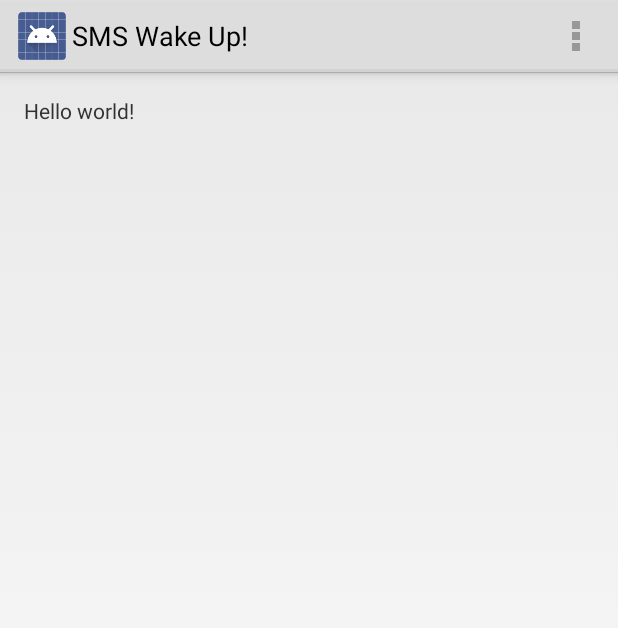
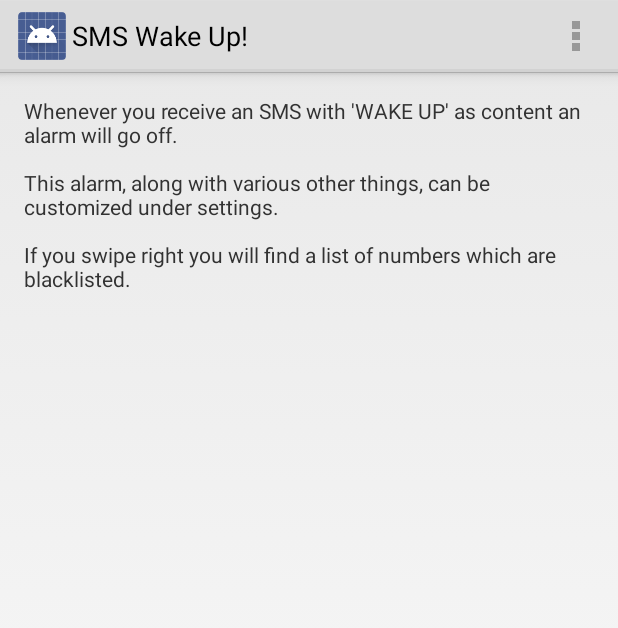
Before and after one commit to tonsV2/SMS-Wakeup, an Android app: the screen it shows after launch (MainActivity), on a phone screen of 412 x 824 dp. Shown: the top 628 px of the screen. Run offline under Robolectric (Android 15) with nearby library versions, the light colour scheme and no system bars.

Commit message:
Added a bit of info to the main activity.

```diff
--- a/SMSWakeUp/src/main/java/com/snot/smswakeup/MainActivity.java
+++ b/SMSWakeUp/src/main/java/com/snot/smswakeup/MainActivity.java
@@ -7,6 +7,10 @@ import android.view.Menu;
 import android.view.MenuItem;
 import android.content.Intent;
 
+import android.widget.TextView;
+import android.content.SharedPreferences;
+import android.preference.PreferenceManager;
+
 
 public class MainActivity extends Activity {
 
@@ -14,6 +18,12 @@ public class MainActivity extends Activity {
 	protected void onCreate(Bundle savedInstanceState) {
 		super.onCreate(savedInstanceState);
 		setContentView(R.layout.activity_main);
+
+		SharedPreferences prefs = PreferenceManager.getDefaultSharedPreferences(this);
+		String wakeUpCommand = prefs.getString("wakeup_cmd", "WAKE UP");
+		String info = getString(R.string.info);
+		TextView tv = (TextView)findViewById(R.id.info);
+		tv.setText(String.format(info, wakeUpCommand));
 	}
 
 
--- a/SMSWakeUp/src/main/res/layout/activity_main.xml
+++ b/SMSWakeUp/src/main/res/layout/activity_main.xml
@@ -9,8 +9,8 @@
     tools:context=".MainActivity">
 
     <TextView
+        android:id="@+id/info"
         android:layout_width="wrap_content"
-        android:layout_height="wrap_content"
-        android:text="@string/hello_world" />
+        android:layout_height="wrap_content" />
 
 </RelativeLayout>
--- a/SMSWakeUp/src/main/res/values/strings.xml
+++ b/SMSWakeUp/src/main/res/values/strings.xml
@@ -3,7 +3,7 @@
 
     <string name="app_name">SMS Wake Up!</string>
     <string name="action_settings">Settings</string>
-    <string name="hello_world">Hello world!</string>
+    <string name="info">Whenever you receive an SMS with \'%s\' as content an alarm will go off.\n\nThis alarm, along with various other things, can be customized under settings.\n\nIf you swipe right you will find a list of numbers which are blacklisted.</string>
 
 <!-- Preferences -->
         <string name="prefs_title">Preferences</string>
```
